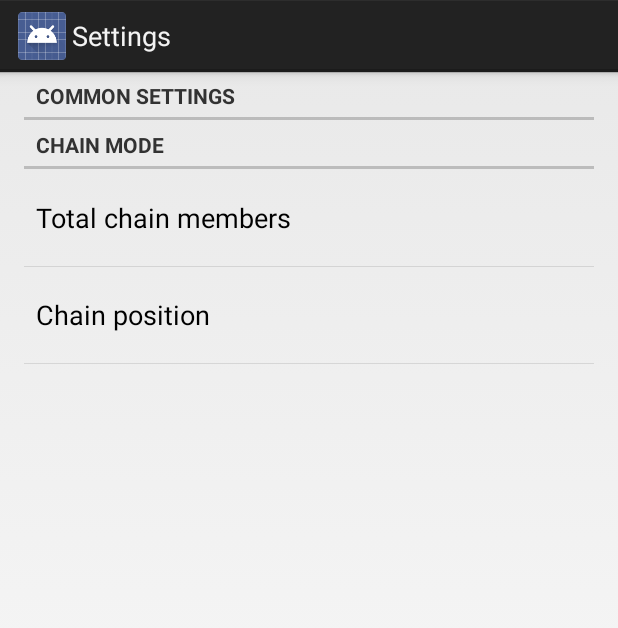
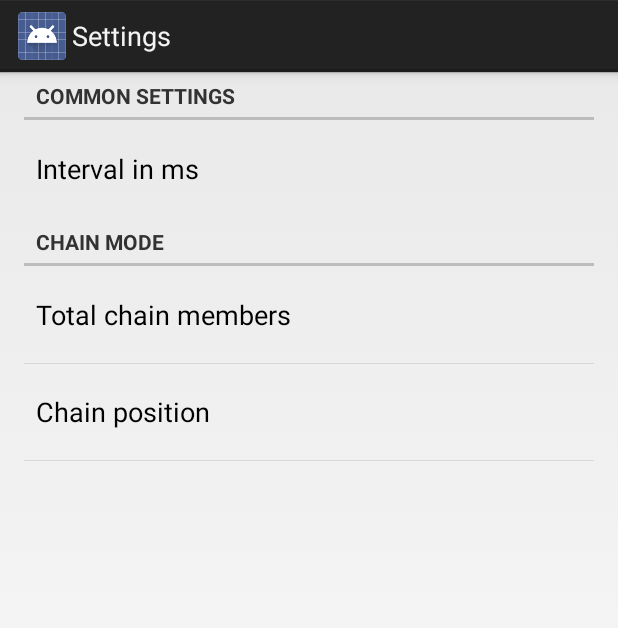
Before and after one commit to fabian/fasnacht2014, an Android app: the screen it shows after launch (SettingsActivity), in the options menu, after a tap on "Settings", on a phone screen of 412 x 824 dp. Shown: the top 628 px of the screen. Run offline under Robolectric (Android 15) with nearby library versions, the phone set to English and light mode, and no system bars.

Commit message:
- solved some totos - fixed preferences - cleanup...

```diff
--- a/android/Fasnacht/Fasnacht/src/main/java/eddy/fasnacht/ChannelFrequencyActivity.java
+++ b/android/Fasnacht/Fasnacht/src/main/java/eddy/fasnacht/ChannelFrequencyActivity.java
@@ -26,11 +26,8 @@ import java.util.Map;
  * set a frequency per channel_frequency_item.
  *
  * TODO:
- * - Check chain configuration
- * - Make "loopsPerSecond" configurable
+ * - Save configuration keys in a resource file
  * - cleanup the mess ;)
- *
- * NICE: save frequencies when closing application.
  *
  * @author adrian
  */
@@ -64,22 +61,18 @@ public class ChannelFrequencyActivity extends Activity {
 
     public static enum Channel {
 
-        ONE  (1, R.string.channel_1_title, R.string.channel_1_detail, "pref_channel_1_frequency", R.id.channel_frequency_item_1),
-        TWO  (2, R.string.channel_2_title, R.string.channel_2_detail, "pref_channel_2_frequency", R.id.channel_frequency_item_2),
-        THREE(3, R.string.channel_3_title, R.string.channel_3_detail, "pref_channel_3_frequency", R.id.channel_frequency_item_3),
-        FOUR (4, R.string.channel_4_title, R.string.channel_4_detail, "pref_channel_4_frequency", R.id.channel_frequency_item_4);
+        ONE  (R.string.channel_1_title, R.string.channel_1_detail, R.id.channel_frequency_item_1),
+        TWO  (R.string.channel_2_title, R.string.channel_2_detail, R.id.channel_frequency_item_2),
+        THREE(R.string.channel_3_title, R.string.channel_3_detail, R.id.channel_frequency_item_3),
+        FOUR (R.string.channel_4_title, R.string.channel_4_detail, R.id.channel_frequency_item_4);
 
-        private int channelId;
         private int channelName;
         private int channelDetail;
-        private String channelFrequencyPreferences;
         private int viewId;
 
-        Channel(int channelId, int channelName, int channelDetail, String channelFrequencyPreferences, int viewId) {
-            this.channelId = channelId;
+        Channel(int channelName, int channelDetail, int viewId) {
             this.channelName = channelName;
             this.channelDetail = channelDetail;
-            this.channelFrequencyPreferences = channelFrequencyPreferences;
             this.viewId = viewId;
         }
 
@@ -96,38 +89,21 @@ public class ChannelFrequencyActivity extends Activity {
         }
     }
 
-    private static final int FREQUENCY_ONE = 150;
-    private static final int FREQUENCY_TWO = 250;
-    private static final int FREQUENCY_THREE = 350;
-    private static final int FREQUENCY_FOUR = 450;
+    public static class FrequencyHolder {
+        private int left;
+        private int right;
 
-    public int getFrequencyRight() {
-        return getFrequency(Channel.THREE, Channel.FOUR);
-    }
+        private FrequencyHolder(int left, int right) {
+            this.left = left;
+            this.right = right;
+        }
 
-    public int getFrequencyLeft() {
-        return getFrequency(Channel.ONE, Channel.TWO);
-    }
+        public int getLeft() {
+            return left;
+        }
 
-    private int getFrequency(Channel one, Channel two) {
-        return getFrequency(channelItems.get(one).isChecked(), channelItems.get(two).isChecked());
-    }
-
-    long lastTime = System.currentTimeMillis();
-
-    private int getFrequency(boolean one, boolean two) {
-        if (System.currentTimeMillis() - lastTime > 500) {
-            updateChannels();
-            lastTime = System.currentTimeMillis();
-        }
-        if (!one && !two) {
-            return FREQUENCY_TWO;
-        } else if (one && !two) {
-            return FREQUENCY_ONE;
-        } else if (!one && two) {
-            return FREQUENCY_FOUR;
-        } else {
-            return FREQUENCY_THREE;
+        public int getRight() {
+            return right;
         }
     }
 
@@ -173,16 +149,23 @@ public class ChannelFrequencyActivity extends Activity {
         }
     }
 
+    private static final int FREQUENCY_ONE = 150;
+    private static final int FREQUENCY_TWO = 250;
+    private static final int FREQUENCY_THREE = 350;
+    private static final int FREQUENCY_FOUR = 450;
+
     private FrequencyGenerator frequencyGenerator;
 
+    // settings
+    private int interval;
     private int chainPosition;
-
     private int totalChainMembers;
 
+    // loop variables
+    private long lastTime;
+    private Mode currentMode = Mode.MANUAL;
+    private int currentChainPos;
 
-    /**
-     * Array of channel items.
-     */
     private Map<Channel, ChannelFrequencyItem> channelItems =
             new EnumMap<Channel, ChannelFrequencyItem>(Channel.class);
 
@@ -207,15 +190,14 @@ public class ChannelFrequencyActivity extends Activity {
         spinner.setOnItemSelectedListener(new AdapterView.OnItemSelectedListener() {
             @Override
             public void onItemSelected(AdapterView<?> parent, View view, int position, long id) {
-                updateMode(adapter.getItem(position));
+                currentMode = adapter.getItem(position);
+                reset();
             }
 
             @Override
             public void onNothingSelected(AdapterView<?> parent) {
             }
         });
-
-        loadSettings();
 
         final Button syncButton = (Button) findViewById(R.id.sync_button);
         syncButton.setOnClickListener(new View.OnClickListener() {
@@ -226,16 +208,17 @@ public class ChannelFrequencyActivity extends Activity {
             }
         });
 
+        loadSettings();
         frequencyGenerator = new FrequencyGenerator(this);
         startFrequencyGenerator(true);
     }
 
     private void loadSettings() {
         SharedPreferences preferences = PreferenceManager.getDefaultSharedPreferences(this);
-        // TODO save keys in a resource file
-        chainPosition = Integer.valueOf(preferences.getString("chain_position", "1"));
-        currentChainPos = 1;
-        totalChainMembers = Integer.valueOf(preferences.getString("total_chain_members", "4"));
+        interval = Integer.valueOf(preferences.getString("pref_interval", "1"));
+        chainPosition = Integer.valueOf(preferences.getString("pref_chain_position", "1"));
+        totalChainMembers = Integer.valueOf(preferences.getString("pref_total_chain_members", "6"));
+        reset();
     }
 
     private void createChannelItem(Channel channel) {
@@ -268,20 +251,22 @@ public class ChannelFrequencyActivity extends Activity {
         int id = item.getItemId();
         if (id == R.id.action_settings) {
             Intent intent = new Intent(this, SettingsActivity.class);
-            startActivity(intent);
-            loadSettings();
+            startActivityForResult(intent, 0);
             return true;
         } else if (id == R.id.action_start) {
             reset();
             startFrequencyGenerator(true);
-            startThread();
             return true;
         } else if (id == R.id.action_stop) {
-            stopThread();
             startFrequencyGenerator(false);
             return true;
         }
         return super.onOptionsItemSelected(item);
+    }
+
+    @Override
+    protected void onActivityResult(int requestCode, int resultCode, Intent data) {
+        loadSettings();
     }
 
     private void startFrequencyGenerator(boolean start) {
@@ -303,53 +288,36 @@ public class ChannelFrequencyActivity extends Activity {
     private void updateMode(Mode mode) {
         switch (mode) {
             case MANUAL:
-                stopThread();
                 break;
             default:
                 currentMode = mode;
                 reset();
-                startThread();
         }
     }
 
-    private boolean running = false;
-
-    private long loop = 500;
-
-    private int currentChainPos;
-
-    private Mode currentMode = Mode.MANUAL;
-
-    private Runnable runnable = new Runnable() {
-        @Override
-        public void run() {
-            while(running) {
-                //updateChannels();
-                try {
-                    Thread.sleep((int) (loop));
-                } catch (InterruptedException e) {
-                }
-            }
-        }
-    };
-    private Thread thread;
-
-    private void startThread() {
-        if (!running) {
-            running = true;
-            thread = new Thread(runnable);
-            thread.start();
-        }
+    public boolean updateNeeded() {
+        return System.currentTimeMillis() - lastTime >= interval;
     }
 
-    private void stopThread() {
-        if (running) {
-            running = false;
-            try {
-                thread.join();
-            } catch (InterruptedException e) {
-            }
-            thread = null;
+    public FrequencyHolder getFrequencies() {
+        updateChannels();
+        lastTime = System.currentTimeMillis();
+        return new FrequencyHolder(getFrequency(Channel.ONE, Channel.TWO), getFrequency(Channel.THREE, Channel.FOUR));
+    }
+
+    private int getFrequency(Channel one, Channel two) {
+        return getFrequency(channelItems.get(one).isChecked(), channelItems.get(two).isChecked());
+    }
+
+    private int getFrequency(boolean one, boolean two) {
+        if (!one && !two) {
+            return FREQUENCY_TWO;
+        } else if (one && !two) {
+            return FREQUENCY_ONE;
+        } else if (!one && two) {
+            return FREQUENCY_FOUR;
+        } else {
+            return FREQUENCY_THREE;
         }
     }
 
--- a/android/Fasnacht/Fasnacht/src/main/java/eddy/fasnacht/FrequencyGenerator.java
+++ b/android/Fasnacht/Fasnacht/src/main/java/eddy/fasnacht/FrequencyGenerator.java
@@ -7,6 +7,7 @@ import android.media.AudioRecord;
 import android.media.AudioTrack;
 import android.preference.PreferenceManager;
 import android.util.Log;
+import eddy.fasnacht.ChannelFrequencyActivity.FrequencyHolder;
 
 /**
  * Static class which generates the frequencies and send the to the audio output.
@@ -17,7 +18,6 @@ public final class FrequencyGenerator {
 
     private final String TAG = FrequencyGenerator.class.getSimpleName();
 
-    private final double duration; // seconds
     private final int sampleRate = 44100;
     private final int numSamples;
     private final double sampleLeft[];
@@ -48,19 +48,12 @@ public final class FrequencyGenerator {
     public FrequencyGenerator(ChannelFrequencyActivity activity) {
         this.activity = activity;
 
-        SharedPreferences sharedPref = PreferenceManager.getDefaultSharedPreferences(activity);
-        duration = 1.0 / Integer.parseInt(sharedPref.getString("pref_loops_per_second", "2"));
-
-        int minBufferSize = AudioRecord.getMinBufferSize(sampleRate,
-                AudioFormat.CHANNEL_OUT_STEREO,
-                AudioFormat.ENCODING_PCM_16BIT);
-
         long durationInMillis = 10;
 
         numSamples = (int) (1.0 * sampleRate / (1000 / durationInMillis));
         audioTrackBufferSize = numSamples - (numSamples % 4) + 4;
 
-        Log.i(TAG, "minBufferSize=" + minBufferSize + ", numSamples=" + numSamples + ", bufferSize=" + audioTrackBufferSize);
+        Log.i(TAG, "numSamples=" + numSamples + ", bufferSize=" + audioTrackBufferSize);
 
         audioTrack = new AudioTrack(AudioManager.STREAM_MUSIC,
                 sampleRate, AudioFormat.CHANNEL_OUT_STEREO,
@@ -99,7 +92,6 @@ public final class FrequencyGenerator {
             }
         }
         return 0;
-
     }
 
     private void generateTone(int freqOfToneLeft, int freqOfToneRight) {
@@ -128,35 +120,14 @@ public final class FrequencyGenerator {
         }
     }
 
+    private FrequencyHolder currentFrequencies;
+
     private void playSound(){
-        generateTone(activity.getFrequencyLeft(), activity.getFrequencyRight());
+        if (activity.updateNeeded()) {
+            currentFrequencies = activity.getFrequencies();
+        }
+        generateTone(currentFrequencies.getLeft(), currentFrequencies.getRight());
         audioTrack.write(generatedSnd, 0, generatedSnd.length);
-
-        long currentTime = System.currentTimeMillis();
-        Log.i(TAG, "Tone sent, diff is: " + (currentTime - lastTime) + ", numSamples=" + numSamples + ", bufferSize=" + audioTrackBufferSize);
-        lastTime = currentTime;
-    }
-
-    private long lastTime = 0;
-
-    private int generateFrequency(boolean channelOne, boolean channelTwo) {
-
-        if (channelOne) {
-            if (channelTwo) {
-                return 450;
-            } else {
-                return 350;
-            }
-        } else {
-            if (channelTwo) {
-                return 250;
-            } else {
-                return 150;
-            }
-        }
-    }
-    private void generateTone(boolean channelOne, boolean channelTwo, boolean channelThree, boolean channelFour) {
-        generateTone(generateFrequency(channelOne, channelTwo), generateFrequency(channelThree, channelFour));
     }
 
     public boolean isRunning() {
--- a/android/Fasnacht/Fasnacht/src/main/res/values/strings.xml
+++ b/android/Fasnacht/Fasnacht/src/main/res/values/strings.xml
@@ -2,7 +2,7 @@
 <resources>
 
     <string name="app_name">Fasnacht</string>
-    <string name="title_activity_fasnacht">Fasnacht</string>
+    <string name="title_activity_fasnacht">Fasnacht 2014</string>
 
     <string name="action_settings">Settings</string>
     <string name="action_start">Start</string>
@@ -23,14 +23,14 @@
 
     <string name="pref_title_common_settings">Common Settings</string>
 
-    <string name="loops_per_second">Interval in ms</string>
-    <string name="pref_default_loops_per_second">740</string>
+    <string name="pref_title_interval">Interval in ms</string>
+    <string name="default_interval">500</string>
 
     <string name="pref_title_chain_mode">Chain mode</string>
 
-    <string name="total_chain_members">Total chain members</string>
-    <string name="default_total_chain_members">8</string>
-    <string name="chain_position">Chain position</string>
+    <string name="pref_title_total_chain_members">Total chain members</string>
+    <string name="default_total_chain_members">6</string>
+    <string name="pref_title_chain_position">Chain position</string>
     <string name="default_chain_position">1</string>
 
     <string name="manual_mode">Manual</string>
--- a/android/Fasnacht/Fasnacht/src/main/res/xml/preferences.xml
+++ b/android/Fasnacht/Fasnacht/src/main/res/xml/preferences.xml
@@ -2,18 +2,24 @@
     <PreferenceCategory
         android:title="@string/pref_title_common_settings">
 
+        <EditTextPreference android:inputType="number"
+            android:key="pref_interval"
+            android:title="@string/pref_title_interval"
+            android:defaultValue="@string/default_interval" />
+
     </PreferenceCategory>
+
     <PreferenceCategory
         android:title="@string/pref_title_chain_mode">
 
         <EditTextPreference android:inputType="number"
-            android:key="total_chain_members"
-            android:title="@string/total_chain_members"
+            android:key="pref_total_chain_members"
+            android:title="@string/pref_title_total_chain_members"
             android:defaultValue="@string/default_total_chain_members" />
 
         <EditTextPreference android:inputType="number"
-            android:key="chain_position"
-            android:title="@string/chain_position"
+            android:key="pref_chain_position"
+            android:title="@string/pref_title_chain_position"
             android:defaultValue="@string/default_chain_position" />
 
     </PreferenceCategory>
```
